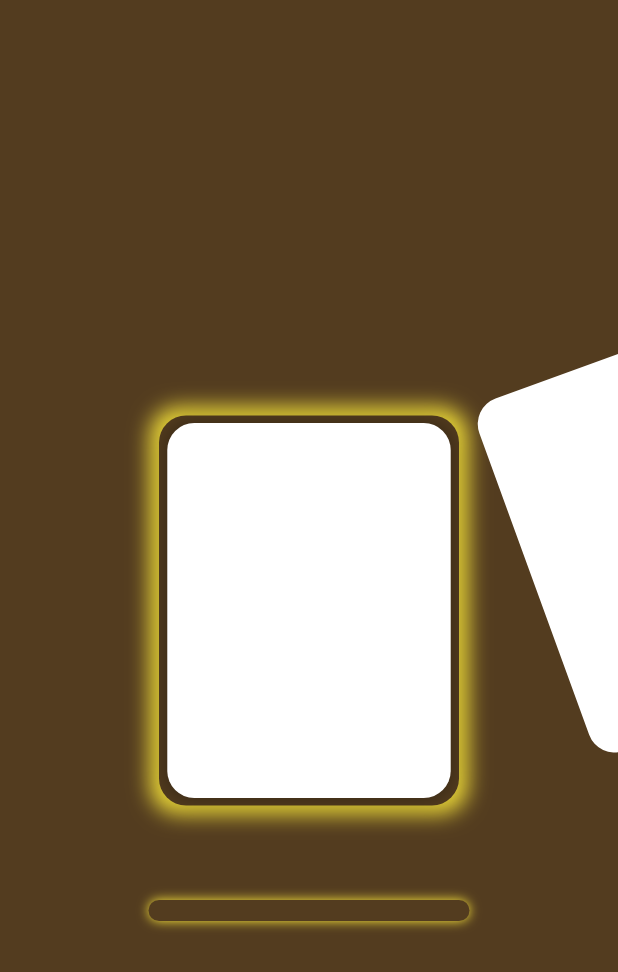
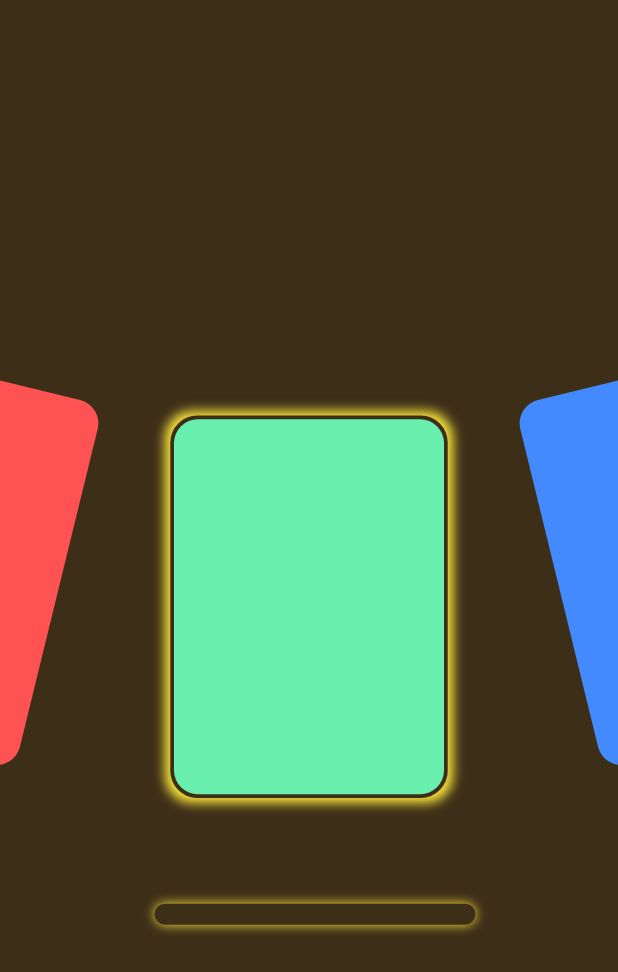
Before and after one commit to fahadazizz/Flutter_Animation_Components, a Flutter app: the screen it shows after launch, on a phone screen of 412 x 824 dp. Shown: the top 972 px of the screen. Run offline on Flutter 3.47's test engine with Material 3 defaults, Android fonts, the phone set to English and light mode, and no system bars.

Commit message:
2: CardReward = Fixed Rotation

```diff
--- a/lib/2_CardReward/main_page.dart
+++ b/lib/2_CardReward/main_page.dart
@@ -1,66 +1,57 @@
 import 'package:flutter/material.dart';
 import 'package:flutter_animation_components/2_CardReward/widget/absorb_container.dart';
-import 'package:flutter_animation_components/2_CardReward/widget/row_container.dart';
+import 'package:flutter_animation_components/2_CardReward/widget/arc_crousel.dart';
 
-class MainPage extends StatefulWidget {
+class MainPage extends StatelessWidget {
   const MainPage({super.key});
-
-  @override
-  State<MainPage> createState() => _MainPageState();
-}
-
-class _MainPageState extends State<MainPage> {
-  final PageController _controller = PageController(viewportFraction: 0.58);
-  int _currentPage = 0;
 
   @override
   Widget build(BuildContext context) {
     return Scaffold(
-      backgroundColor: const Color(0xff533C1F),
+      backgroundColor: const Color.fromARGB(255, 61, 46, 24),
       body: Center(
         child: Column(
           mainAxisAlignment: MainAxisAlignment.center,
+          crossAxisAlignment: CrossAxisAlignment.center,
           children: [
             Stack(
               alignment: Alignment.center,
               children: [
                 Container(
-                  width: 200,
-                  height: 260,
+                  width: 185,
+                  height: 255,
                   decoration: BoxDecoration(
                     borderRadius: BorderRadius.circular(18),
-                    color: const Color(0xff533C1F),
+                    color: const Color.fromARGB(255, 61, 46, 24),
                     boxShadow: const [
                       BoxShadow(
                         color: Colors.yellow,
-                        blurRadius: 12,
-                        spreadRadius: 5,
+                        blurRadius: 6,
+                        spreadRadius: 3,
                       ),
                     ],
                   ),
                 ),
-
-                SizedBox(
-                  height: 400,
-                  child: PageView.builder(
-                    controller: _controller,
-                    itemCount: 8,
-
-                    onPageChanged: (index) {
-                      setState(() {
-                        _currentPage = index;
-                      });
-                    },
-                    itemBuilder: (context, index) {
-                      return RowContainer(
-                        currentIndex: _currentPage,
-                        orignalIndex: index,
-                      );
-                    },
+                ArcCarousel(
+                  colors: [
+                    Colors.amber,
+                    Colors.redAccent,
+                    Colors.greenAccent,
+                    Colors.blueAccent,
+                    Colors.greenAccent,
+                  ],
+                  length: 5,
+                ),
+                Positioned(
+                  bottom: -1,
+                  child: Container(
+                    width: MediaQuery.of(context).size.width,
+                    height: 40,
                   ),
                 ),
               ],
             ),
+            SizedBox(height: 5),
             AbsorbContainer(),
           ],
         ),
--- a/lib/2_CardReward/widget/absorb_container.dart
+++ b/lib/2_CardReward/widget/absorb_container.dart
@@ -16,7 +16,7 @@ class AbsorbContainer extends StatelessWidget {
             blurRadius: 6,
             spreadRadius: 2,
             blurStyle: BlurStyle.outer,
-            offset: Offset(0, -5),
+            offset: Offset(4, -5),
           ),
         ],
       ),
--- /dev/null
+++ b/lib/2_CardReward/widget/arc_card.dart
@@ -0,0 +1,45 @@
+import 'package:flutter/material.dart';
+
+class ArcCard extends StatelessWidget {
+  final bool isActive;
+  final double dragOffset;
+  final double cardWidth;
+  final double cardHeight;
+  final Color color;
+  final Function(double dy) onDragUpdate;
+
+  const ArcCard({
+    Key? key,
+    required this.isActive,
+    required this.dragOffset,
+    required this.cardWidth,
+    required this.cardHeight,
+    required this.color,
+    required this.onDragUpdate,
+  }) : super(key: key);
+
+  @override
+  Widget build(BuildContext context) {
+    return GestureDetector(
+      onVerticalDragUpdate: (details) {
+        if (isActive && details.delta.dy > 0) {
+          onDragUpdate(details.delta.dy);
+        }
+      },
+      onVerticalDragEnd: (details) {},
+      child: Transform(
+        alignment: Alignment.center,
+        transform: Matrix4.identity()
+          ..translate(0.0, isActive ? dragOffset : 0.0),
+        child: Container(
+          width: cardWidth,
+          height: cardHeight,
+          decoration: BoxDecoration(
+            borderRadius: BorderRadius.circular(16),
+            color: color,
+          ),
+        ),
+      ),
+    );
+  }
+}
--- /dev/null
+++ b/lib/2_CardReward/widget/arc_crousel.dart
@@ -0,0 +1,118 @@
+import 'package:flutter/material.dart';
+import 'package:flutter_animation_components/2_CardReward/widget/card_transform.dart';
+
+class ArcCarousel extends StatefulWidget {
+  final List<Color> colors;
+  final int length;
+  final double radius;
+
+  const ArcCarousel({
+    Key? key,
+    required this.colors,
+    required this.length,
+    double? radius,
+  }) : radius = radius ?? (180 * 1.1),
+       super(key: key);
+
+  @override
+  State<ArcCarousel> createState() => _ArcCarouselState();
+}
+
+class _ArcCarouselState extends State<ArcCarousel>
+    with SingleTickerProviderStateMixin {
+  double pageOffset = 0.0;
+  late AnimationController _controller;
+  late Animation<double> _animation;
+
+  final double cardWidth = 180;
+  final double cardHeight = 250;
+
+  double _dragOffset = 0.0;
+  late int currentIndex;
+
+  @override
+  void initState() {
+    currentIndex = (widget.length / 2).toInt();
+    super.initState();
+    _controller = AnimationController(
+      vsync: this,
+      duration: Duration(milliseconds: 400),
+    );
+  }
+
+  void _onDragUpdate(DragUpdateDetails details) {
+    setState(() {
+      pageOffset -= details.primaryDelta! / cardWidth;
+    });
+  }
+
+  void _onDragEnd(DragEndDetails details) {
+    final velocity = details.primaryVelocity ?? 0;
+    double target = (currentIndex + pageOffset).roundToDouble();
+
+    if (velocity.abs() > 800) {
+      target += velocity < 0 ? 1 : -1;
+    }
+
+    target = target.clamp(0, widget.colors.length - 1).toDouble();
+
+    _animation =
+        Tween<double>(begin: pageOffset, end: target - currentIndex).animate(
+          CurvedAnimation(parent: _controller, curve: Curves.easeInOut),
+        )..addListener(() {
+          setState(() {
+            pageOffset = _animation.value;
+          });
+        });
+
+    _controller.forward(from: 0).whenComplete(() {
+      setState(() {
+        currentIndex = target.toInt();
+        pageOffset = 0.0;
+      });
+    });
+  }
+
+  @override
+  void dispose() {
+    _controller.dispose();
+    super.dispose();
+  }
+
+  @override
+  Widget build(BuildContext context) {
+    final itemCount = widget.colors.length;
+
+    return SizedBox(
+      height: cardHeight + 150,
+      child: GestureDetector(
+        onHorizontalDragUpdate: _onDragUpdate,
+        onHorizontalDragEnd: _onDragEnd,
+        child: Center(
+          child: Stack(
+            alignment: Alignment.center,
+            children: List.generate(itemCount, (index) {
+              final d = index - currentIndex - pageOffset;
+
+              return CardTransform(
+                index: index,
+                d: d,
+                radius: widget.radius,
+                isActive: index == currentIndex,
+                dragOffset: _dragOffset,
+                cardWidth: cardWidth,
+                cardHeight: cardHeight,
+                color: widget.colors[index],
+                onDragUpdate: (dy) {
+                  setState(() {
+                    _dragOffset += dy;
+                  });
+                },
+              );
+            }),
+          ),
+        ),
+      ),
+    );
+  }
+}
--- /dev/null
+++ b/lib/2_CardReward/widget/card_transform.dart
@@ -0,0 +1,52 @@
+import 'dart:math';
+
+import 'package:flutter/material.dart';
+import 'package:flutter_animation_components/2_CardReward/widget/arc_card.dart';
+
+class CardTransform extends StatelessWidget {
+  final int index;
+  final double d;
+  final double radius;
+  final bool isActive;
+  final double dragOffset;
+  final double cardWidth;
+  final double cardHeight;
+  final Color color;
+  final Function(double dy) onDragUpdate;
+
+  const CardTransform({
+    Key? key,
+    required this.index,
+    required this.d,
+    required this.radius,
+    required this.isActive,
+    required this.dragOffset,
+    required this.cardWidth,
+    required this.cardHeight,
+    required this.color,
+    required this.onDragUpdate,
+  }) : super(key: key);
+
+  @override
+  Widget build(BuildContext context) {
+    final angle = d * 0.34;
+    final double x = sin(angle) * radius * 3.85;
+    final double y = -(1 - cos(angle)) * radius * 3;
+    final double zRotation = -d * 0.15 * 1.6;
+
+    return Transform(
+      transform: Matrix4.identity()
+        ..translate(x, y)
+        ..rotateZ(zRotation),
+      alignment: Alignment.center,
+      child: ArcCard(
+        isActive: isActive,
+        dragOffset: dragOffset,
+        cardWidth: cardWidth,
+        cardHeight: cardHeight,
+        color: color,
+        onDragUpdate: onDragUpdate,
+      ),
+    );
+  }
+}
--- a/lib/2_CardReward/widget/row_container.dart
+++ /dev/null
@@ -1,155 +0,0 @@
-import 'dart:math';
-
-import 'package:flutter/material.dart';
-
-class RowContainer extends StatefulWidget {
-  final int currentIndex;
-  final int orignalIndex;
-
-  const RowContainer({required this.currentIndex, required this.orignalIndex});
-
-  @override
-  State<RowContainer> createState() => _RowContainerState();
-}
-
-class _RowContainerState extends State<RowContainer>
-    with SingleTickerProviderStateMixin {
-  late AnimationController _controller;
-  late Animation<double> _translateAnim;
-  late Animation<double> _rotateAnim;
-
-  double _dragOffset = 0.0;
-
-  @override
-  void initState() {
-    super.initState();
-
-    _controller = AnimationController(
-      vsync: this,
-      duration: const Duration(milliseconds: 400),
-    );
-
-    _setupAnimations();
-    _controller.forward();
-  }
-
-  @override
-  void didUpdateWidget(covariant RowContainer oldWidget) {
-    super.didUpdateWidget(oldWidget);
-
-    if (oldWidget.currentIndex != widget.currentIndex) {
-      _setupAnimations();
-      _controller
-        ..reset()
-        ..forward();
-    }
-  }
-
-  void _setupAnimations() {
-    bool isActive = widget.currentIndex == widget.orignalIndex;
-
-    // Translate Y
-    double beginTranslate = isActive ? -50 : 0;
-    double endTranslate = isActive ? 0 : -50;
-
-    _translateAnim = Tween<double>(
-      begin: beginTranslate,
-      end: endTranslate,
-    ).animate(CurvedAnimation(parent: _controller, curve: Curves.easeInOut));
-
-    // Rotate
-    double beginRotate = isActive
-        ? (widget.currentIndex > widget.orignalIndex
-              ? 0 * pi / 180
-              : -0 * pi / 180)
-        : 0;
-    double endRotate = isActive
-        ? 0
-        : (widget.currentIndex > widget.orignalIndex
-              ? 20 * pi / 180
-              : -20 * pi / 180);
-
-    _rotateAnim = Tween<double>(
-      begin: beginRotate,
-      end: endRotate,
-    ).animate(CurvedAnimation(parent: _controller, curve: Curves.easeInOut));
-  }
-
-  @override
-  void dispose() {
-    _controller.dispose();
-    super.dispose();
-  }
-
-  @override
-  Widget build(BuildContext context) {
-    bool isActive = widget.currentIndex == widget.orignalIndex;
-
-    return GestureDetector(
-      onLongPress: () {
-        if (isActive) {
-          setState(() {});
-        }
-      },
-      onVerticalDragUpdate: (details) {
-        if (isActive) {
-          setState(() {
-            _dragOffset += details.delta.dy;
-            if (_dragOffset < 0) _dragOffset = 0;
-          });
-        }
-      },
-      onVerticalDragEnd: (details) {
-        if (isActive) {
-          final releasedOffset = _dragOffset;
-          AnimationController tempController = AnimationController(
-            vsync: this,
-            duration: const Duration(milliseconds: 300),
-          );
-
-          Animation<double> backAnim =
-              Tween<double>(begin: releasedOffset, end: 0).animate(
-                CurvedAnimation(parent: tempController, curve: Curves.easeOut),
-              );
-
-          backAnim.addListener(() {
-            setState(() {
-              _dragOffset = backAnim.value;
-            });
-          });
-
-          tempController.forward().then((_) => tempController.dispose());
-        }
-      },
-      child: AnimatedBuilder(
-        animation: _controller,
-        builder: (context, child) {
-          return Transform(
-            alignment: Alignment.center,
-            transform: Matrix4.identity()
-              ..translate(0.0, _translateAnim.value + _dragOffset)
-              ..rotateZ(_rotateAnim.value),
-            child: Container(
-              width: 180,
-              height: 240,
-              margin: EdgeInsets.symmetric(horizontal: 25, vertical: 75),
-              decoration: BoxDecoration(
-                borderRadius: BorderRadius.circular(18),
-                color: Colors.white,
-                boxShadow: isActive
-                    ? [
-                        BoxShadow(
-                          color: Colors.black.withOpacity(0.3),
-                          blurRadius: 10,
-                          spreadRadius: 2,
-                        ),
-                      ]
-                    : null,
-              ),
-            ),
-          );
-        },
-      ),
-    );
-  }
-}
--- a/lib/main.dart
+++ b/lib/main.dart
@@ -1,5 +1,6 @@
 import 'package:flutter/material.dart';
-import 'package:flutter_animation_components/2_CardReward/main_page.dart';
+
+import '2_CardReward/main_page.dart';
 
 void main() {
   runApp(const MyApp());
```
